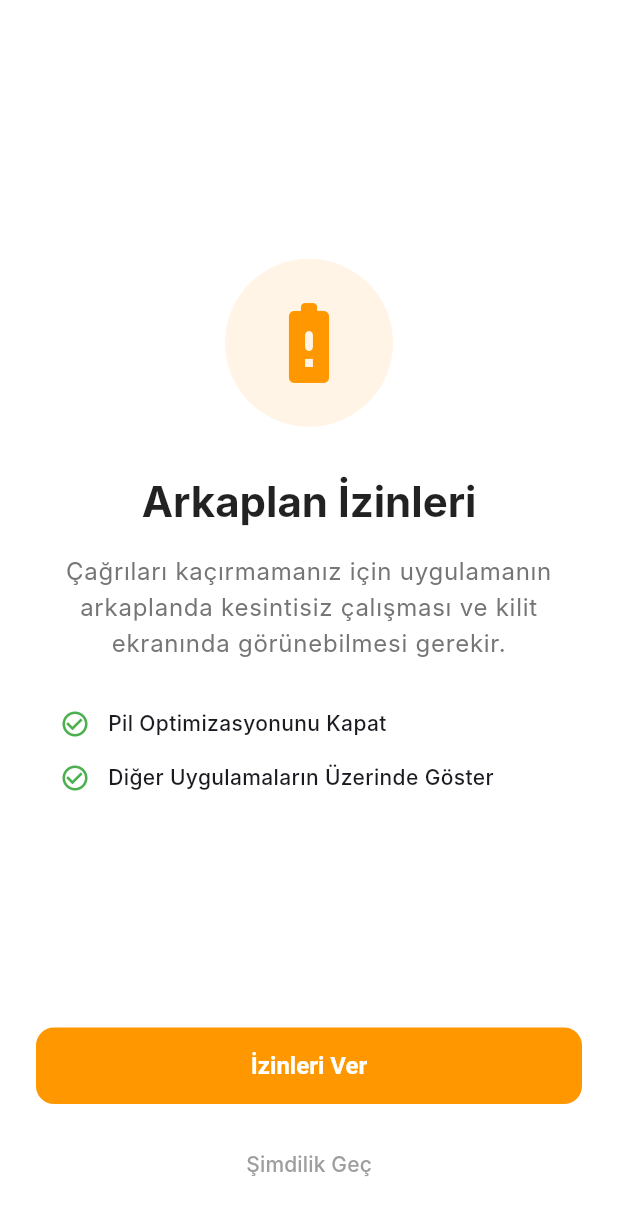
After one commit to polatgngor/benimprojem, a Flutter app: the BackgroundPermissionScreen screen opened directly, on a phone screen of 412 x 824 dp. The commit adds this screen. Shown: the top 1216 px of the screen. Run offline on Flutter 3.47's test engine with Material 3 defaults, Android fonts, the light colour scheme and no system bars; our stand-ins replace audioplayers, dio, easy_localization, firebase_core, firebase_messaging, fl_chart and 15 more; missing offline and left inert: android_intent_plus, flutter_background_service; accounts and stored records are empty; generated files the repository leaves out were written again; Roboto replaces fonts that are missing (Inter); project files that could hold a hidden picture were left out.

Commit message:
v09876543kl

```diff
--- a/customer_app/lib/features/home/presentation/home_screen.dart
+++ b/customer_app/lib/features/home/presentation/home_screen.dart
@@ -318,8 +318,11 @@ class _HomeScreenState extends ConsumerState<HomeScreen> with WidgetsBindingObse
               case RideStatus.noDriverFound:
                 targetHeight = 0.27;
                 break;
+              case RideStatus.driverFoundTransition: // Zınk Phase
+                targetHeight = 0.35; // Enough for the transition message
+                break;
               case RideStatus.driverFound:
-                targetHeight = 0.48;
+                targetHeight = 0.27; // Matched with searching
                 break;
               case RideStatus.rideStarted:
                 targetHeight = 0.30;
--- a/customer_app/lib/features/ride/presentation/ride_booking_sheet.dart
+++ b/customer_app/lib/features/ride/presentation/ride_booking_sheet.dart
@@ -5,6 +5,7 @@ import 'driver_assigned_sheet.dart';
 import 'widgets/searching_ride_sheet.dart';
 import 'widgets/no_driver_sheet.dart';
 import 'widgets/ride_request_sheet.dart';
+import 'widgets/driver_found_transition_sheet.dart';
 
 class RideBookingSheet extends ConsumerWidget {
   final ScrollController? scrollController;
@@ -81,7 +82,7 @@ class RideBookingSheet extends ConsumerWidget {
     // Content is now part of the ListView, so we don't need another ScrollView here
     // unless the content itself needs internal scrolling (nested).
     // For now, let's keep it simple content.
-    if (rideState.status == RideStatus.searching) {
+    if (rideState.status == RideStatus.searching || rideState.status == RideStatus.driverFoundTransition) {
       return const SearchingRideSheet();
     } else if (rideState.status == RideStatus.noDriverFound) {
       return const NoDriverSheet();
--- a/customer_app/lib/features/ride/presentation/ride_state_provider.dart
+++ b/customer_app/lib/features/ride/presentation/ride_state_provider.dart
@@ -7,6 +7,7 @@ part 'ride_state_provider.g.dart';
 enum RideStatus {
   idle,           // No active ride
   searching,      // Looking for driver
+  driverFoundTransition, // NEW: Optimistic transition state ("Zınk")
   driverFound,    // Driver assigned
   rideStarted,    // Ride in progress
   completed,      // Ride finished, show rating
--- /dev/null
+++ b/driver_app/lib/features/auth/presentation/permissions/background_permission_screen.dart
@@ -0,0 +1,158 @@
+import 'package:flutter/material.dart';
+import 'package:permission_handler/permission_handler.dart';
+import 'package:go_router/go_router.dart';
+import 'package:flutter_riverpod/flutter_riverpod.dart';
+
+class BackgroundPermissionScreen extends ConsumerStatefulWidget {
+  const BackgroundPermissionScreen({super.key});
+
+  @override
+  ConsumerState<BackgroundPermissionScreen> createState() => _BackgroundPermissionScreenState();
+}
+
+class _BackgroundPermissionScreenState extends ConsumerState<BackgroundPermissionScreen> with WidgetsBindingObserver {
+  bool _isLoading = false;
+
+  @override
+  void initState() {
+    super.initState();
+    WidgetsBinding.instance.addObserver(this);
+  }
+
+  @override
+  void dispose() {
+    WidgetsBinding.instance.removeObserver(this);
+    super.dispose();
+  }
+
+  @override
+  void didChangeAppLifecycleState(AppLifecycleState state) {
+    if (state == AppLifecycleState.resumed) {
+      _checkPermissions();
+    }
+  }
+
+  Future<void> _checkPermissions() async {
+    final batteryStatus = await Permission.ignoreBatteryOptimizations.status;
+    // System Alert Window (Overlay) check is platform specific, usually separate.
+    // permission_handler 'systemAlertWindow'
+    final overlayStatus = await Permission.systemAlertWindow.status;
+
+    if (batteryStatus.isGranted && overlayStatus.isGranted) {
+      if (mounted) {
+        context.go('/permission-notification');
+      }
+    }
+  }
+
+  Future<void> _requestPermissions() async {
+    setState(() => _isLoading = true);
+
+    // 1. Battery Optimization
+    if (!await Permission.ignoreBatteryOptimizations.isGranted) {
+       await Permission.ignoreBatteryOptimizations.request();
+    }
+
+    // 2. Overlay (System Alert Window)
+    if (!await Permission.systemAlertWindow.isGranted) {
+       await Permission.systemAlertWindow.request();
+    }
+
+    setState(() => _isLoading = false);
+    _checkPermissions();
+  }
+
+  @override
+  Widget build(BuildContext context) {
+    return Scaffold(
+      body: SafeArea(
+        child: Padding(
+          padding: const EdgeInsets.all(24.0),
+          child: Column(
+            mainAxisAlignment: MainAxisAlignment.center,
+            children: [
+              const Spacer(),
+              Container(
+                padding: const EdgeInsets.all(24),
+                decoration: BoxDecoration(
+                  color: Colors.orange.withOpacity(0.1),
+                  shape: BoxShape.circle,
+                ),
+                child: const Icon(
+                  Icons.battery_alert_rounded,
+                  size: 64,
+                  color: Colors.orange,
+                ),
+              ),
+              const SizedBox(height: 32),
+              Text(
+                'Arkaplan İzinleri',
+                style: Theme.of(context).textTheme.headlineMedium?.copyWith(
+                      fontWeight: FontWeight.bold,
+                      color: Colors.black87,
+                    ),
+                textAlign: TextAlign.center,
+              ),
+              const SizedBox(height: 16),
+              Text(
+                'Çağrıları kaçırmamanız için uygulamanın arkaplanda kesintisiz çalışması ve kilit ekranında görünebilmesi gerekir.',
+                style: Theme.of(context).textTheme.bodyLarge?.copyWith(
+                      color: Colors.grey[600],
+                      height: 1.5,
+                    ),
+                textAlign: TextAlign.center,
+              ),
+              const SizedBox(height: 24),
+              // Bullet points
+              _buildBullet('Pil Optimizasyonunu Kapat'),
+              _buildBullet('Diğer Uygulamaların Üzerinde Göster'),
+
+              const Spacer(),
+              SizedBox(
+                width: double.infinity,
+                child: ElevatedButton(
+                  onPressed: _isLoading ? null : _requestPermissions,
+                  style: ElevatedButton.styleFrom(
+                    backgroundColor: Colors.orange,
+                    foregroundColor: Colors.white,
+                    padding: const EdgeInsets.symmetric(vertical: 16),
+                    shape: RoundedRectangleBorder(
+                      borderRadius: BorderRadius.circular(12),
+                    ),
+                  ),
+                  child: _isLoading
+                      ? const SizedBox(
+                          height: 24,
+                          width: 24,
+                          child: CircularProgressIndicator(color: Colors.white, strokeWidth: 2),
+                        )
+                      : const Text('İzinleri Ver'),
+                ),
+              ),
+              const SizedBox(height: 16),
+              TextButton(
+                onPressed: () {
+                   context.go('/permission-notification');
+                },
+                child: const Text('Şimdilik Geç', style: TextStyle(color: Colors.grey)),
+              ),
+            ],
+          ),
+        ),
+      ),
+    );
+  }
+
+  Widget _buildBullet(String text) {
+    return Padding(
+      padding: const EdgeInsets.symmetric(vertical: 8, horizontal: 16),
+      child: Row(
+        children: [
+          const Icon(Icons.check_circle_outline, color: Colors.green, size: 20),
+          const SizedBox(width: 12),
+          Expanded(child: Text(text, style: const TextStyle(fontWeight: FontWeight.w500))),
+        ],
+      ),
+    );
+  }
+}
--- a/driver_app/lib/features/auth/presentation/permissions/location_permission_screen.dart
+++ b/driver_app/lib/features/auth/presentation/permissions/location_permission_screen.dart
@@ -25,7 +25,7 @@ class _LocationPermissionScreenState extends ConsumerState<LocationPermissionScr
 
     if (status.isGranted) {
       if (mounted) {
-        context.go('/permission-notification');
+        context.go('/permission-background');
       }
     } else if (status.isPermanentlyDenied) {
       openAppSettings();
@@ -97,7 +97,7 @@ class _LocationPermissionScreenState extends ConsumerState<LocationPermissionScr
               // Or add a skip for testing
               TextButton(
                 onPressed: () {
-                   context.go('/permission-notification');
+                   context.go('/permission-background');
                 },
                 child: const Text('Şimdi Değil (Test Amaçlı)'),
               ),
```
Also changed, not shown: customer_app/lib/features/ride/presentation/ride_controller.dart (+12 -2 lines), customer_app/lib/features/ride/presentation/widgets/driver_found_transition_sheet.dart (added, +58 -0 lines), customer_app/lib/features/ride/presentation/widgets/searching_ride_sheet.dart (+42 -13 lines), driver_app/lib/core/services/socket_service.dart (+51 -23 lines), driver_app/lib/features/home/presentation/home_screen.dart (+35 -10 lines), driver_app/lib/features/home/presentation/providers/optimistic_ride_provider.dart (+100 -9 lines), driver_app/lib/features/home/presentation/widgets/match_processing_sheet.dart (added, +96 -0 lines), driver_app/lib/features/home/presentation/widgets/ride_request_card.dart (+4 -37 lines), driver_app/lib/main.dart (+9 -1 lines), 3 other files.
